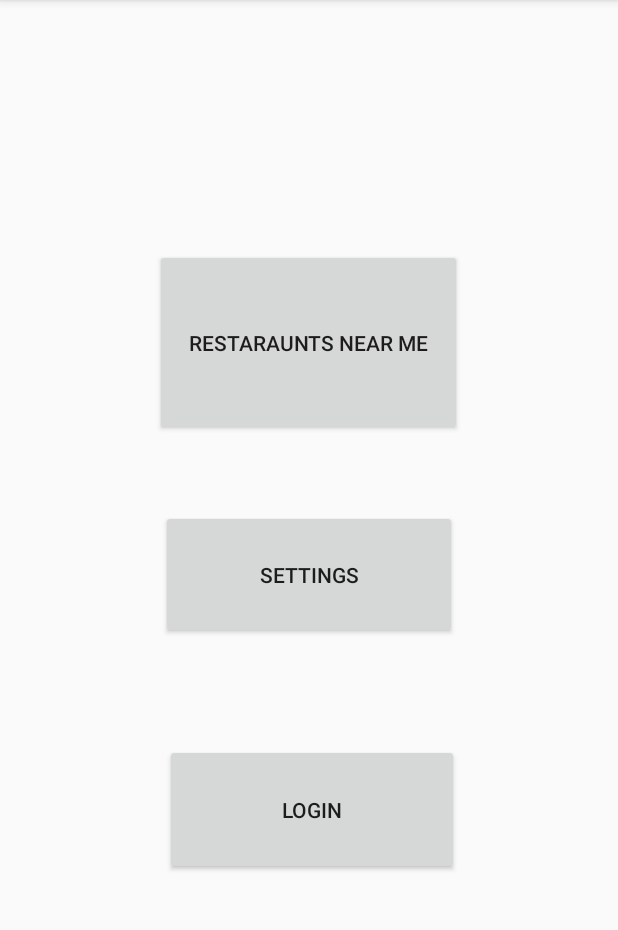
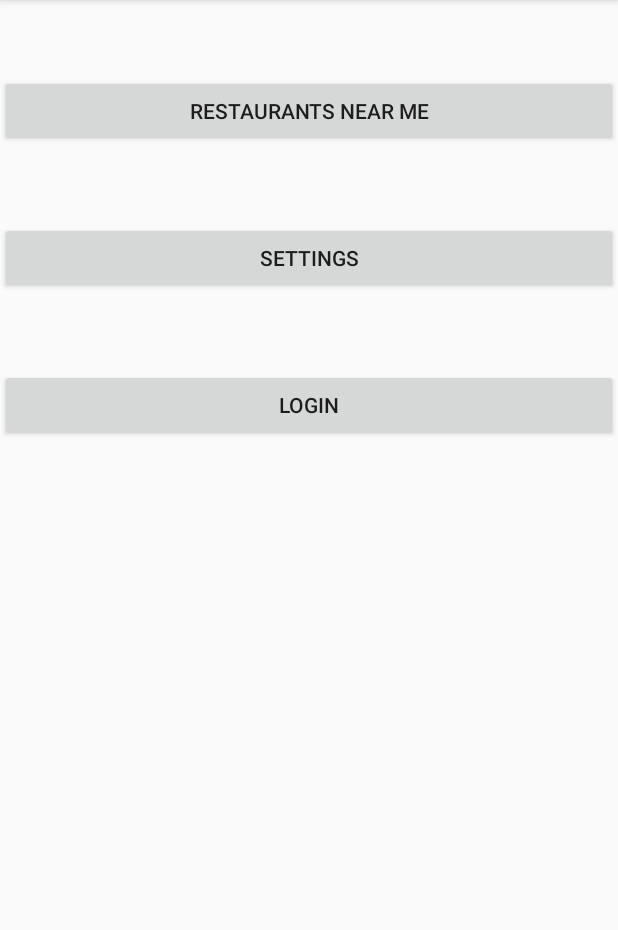
Before and after one commit to FranciscoChiocconi/l, an Android app: the LoginActivity screen opened directly, with no data from a screen before it, on a phone screen of 412 x 824 dp, the part 84-1014 px from its top. Run offline under Robolectric (Android 15) with nearby library versions, the phone set to English and light mode, and no system bars.

Commit message:
ready restaurant

```diff
--- a/app/src/main/java/com/example/readyresteraunt/LoginActivity.java
+++ b/app/src/main/java/com/example/readyresteraunt/LoginActivity.java
@@ -23,7 +23,7 @@ public class LoginActivity extends AppCompatActivity {
             }
         });
 
-        button2 = findViewById(R.id.loginbutton);
+        button2 = findViewById(R.id.restarauntsbutton);
         button2.setOnClickListener(new View.OnClickListener() {
             @Override
             public void onClick(View v) {
--- /dev/null
+++ b/app/src/main/java/com/example/readyresteraunt/SettingsActivity.java
@@ -0,0 +1,4 @@
+package com.example.readyresteraunt;
+
+public class SettingsActivity {
+}
--- a/app/src/main/res/layout/activity_login.xml
+++ b/app/src/main/res/layout/activity_login.xml
@@ -5,53 +5,26 @@
     android:orientation="vertical" android:layout_width="match_parent"
     android:layout_height="match_parent">
 
-    <androidx.constraintlayout.widget.ConstraintLayout
+    <Button
+        android:id="@+id/restarauntsbutton"
         android:layout_width="match_parent"
-        android:layout_height="match_parent">
+        android:layout_height="wrap_content"
+        android:text="Restaurants Near Me"
+        android:layout_marginTop="50dp"
+        />
 
-        <Button
-            android:id="@+id/settingsbutton"
-            android:layout_width="0dp"
-            android:layout_height="86dp"
-            android:layout_marginStart="107dp"
-            android:layout_marginTop="56dp"
-            android:layout_marginEnd="107dp"
-            android:layout_marginBottom="40dp"
-            android:text="Settings"
-            app:layout_constraintBottom_toTopOf="@+id/loginbutton"
-            app:layout_constraintEnd_toEndOf="parent"
-            app:layout_constraintHorizontal_bias="0.0"
-            app:layout_constraintStart_toStartOf="parent"
-            app:layout_constraintTop_toBottomOf="@+id/restarauntsbutton" />
+    <Button
+        android:id="@+id/settingsbutton"
+        android:layout_width="match_parent"
+        android:layout_height="wrap_content"
+        android:text="Settings"
+        android:layout_marginTop="50dp"
+        />
 
-        <Button
-            android:id="@+id/restarauntsbutton"
-            android:layout_width="0dp"
-            android:layout_height="0dp"
-            android:layout_marginStart="103dp"
-            android:layout_marginTop="166dp"
-            android:layout_marginEnd="104dp"
-            android:layout_marginBottom="477dp"
-            android:text="Restaraunts Near Me"
-            app:layout_constraintBottom_toBottomOf="parent"
-            app:layout_constraintEnd_toEndOf="parent"
-            app:layout_constraintStart_toStartOf="parent"
-            app:layout_constraintTop_toTopOf="parent" />
-
-        <Button
-            android:id="@+id/loginbutton"
-            android:layout_width="196dp"
-            android:layout_height="87dp"
-            android:layout_marginStart="110dp"
-            android:layout_marginTop="30dp"
-            android:layout_marginEnd="107dp"
-            android:layout_marginBottom="192dp"
-            android:text="Login"
-            app:layout_constraintBottom_toBottomOf="parent"
-            app:layout_constraintEnd_toEndOf="parent"
-            app:layout_constraintHorizontal_bias="0.0"
-            app:layout_constraintStart_toStartOf="parent"
-            app:layout_constraintTop_toBottomOf="@+id/settingsbutton" />
-
-    </androidx.constraintlayout.widget.ConstraintLayout>
+    <Button
+        android:id="@+id/loginbutton"
+        android:layout_width="match_parent"
+        android:layout_height="wrap_content"
+        android:layout_marginTop="50dp"
+        android:text="Login" />
 </LinearLayout>
--- /dev/null
+++ b/app/src/main/res/layout/activity_settings.xml
@@ -0,0 +1,21 @@
+<?xml version="1.0" encoding="utf-8"?>
+<LinearLayout xmlns:android="http://schemas.android.com/apk/res/android"
+    android:orientation="vertical" android:layout_width="match_parent"
+    android:layout_height="match_parent">
+
+    <TextView
+        android:id="@+id/textView2"
+        android:layout_width="match_parent"
+        android:layout_height="wrap_content"
+        android:background="@android:color/holo_red_light"
+        android:gravity="center"
+        android:text="Settings"
+        android:textSize="35dp" />
+
+    <Switch
+        android:id="@+id/switch1"
+        android:layout_width="157dp"
+        android:layout_height="54dp"
+        android:text="Switch"
+        android:layout_marginTop="20dp"/>
+</LinearLayout>
```
Also changed, not shown: 1130 other files.
